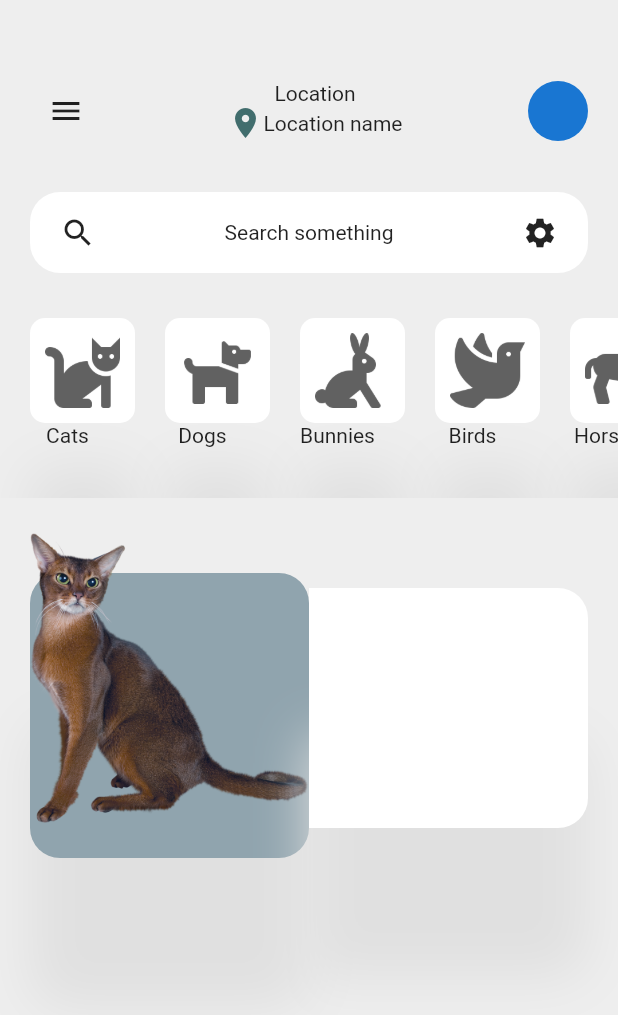
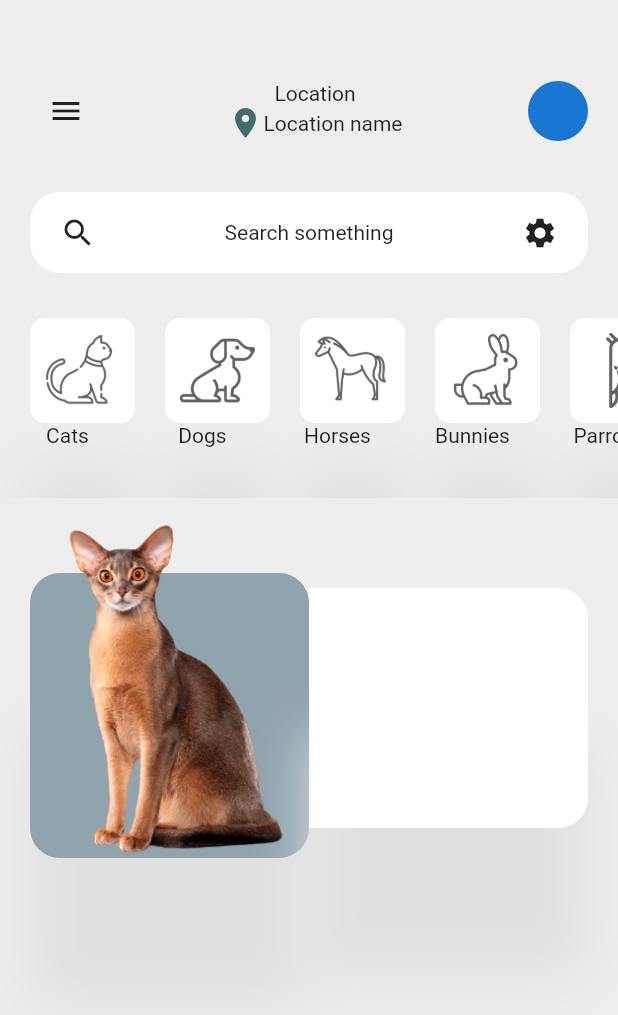
Before and after one commit to victcdva/pet_ui, a Flutter app: the screen it shows after launch, on a phone screen of 412 x 824 dp. Shown: the top 1015 px of the screen. Run offline on Flutter 3.47's test engine with Material 2 defaults, Android fonts, the phone set to English and light mode, and no system bars.

Commit message:
Loading new icons

```diff
--- a/lib/configuration.dart
+++ b/lib/configuration.dart
@@ -9,7 +9,7 @@ List<Map> categories = [
 
   {'name': 'Cats', 'iconPath': 'images/cat.png'},
   {'name': 'Dogs', 'iconPath': 'images/dog.png'},
+  {'name': 'Horses', 'iconPath': 'images/horse.png'},
   {'name': 'Bunnies', 'iconPath': 'images/rabbit.png'},
-  {'name': 'Birds', 'iconPath': 'images/bird.png'},
-  {'name': 'Horses', 'iconPath': 'images/horse.png'},
+  {'name': 'Parrots', 'iconPath': 'images/parrot.png'},
 ];
```
Also changed, not shown: images/bird.png (deleted), images/cat.png, images/dog.png, images/horse.png, images/parrot.png (added), images/pet-cat1.png, images/pet-cat2.png, images/rabbit.png.
